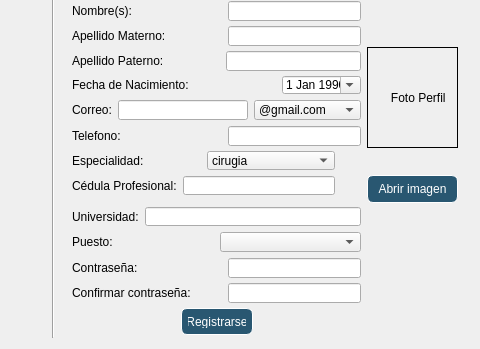
Before: the Qt Designer form mainwindow.ui in Laloses/Hospital, drawn with Qt 5; both pictures show x 374 to 854 and y 134 to 483 of the 854 by 483 pixel window.
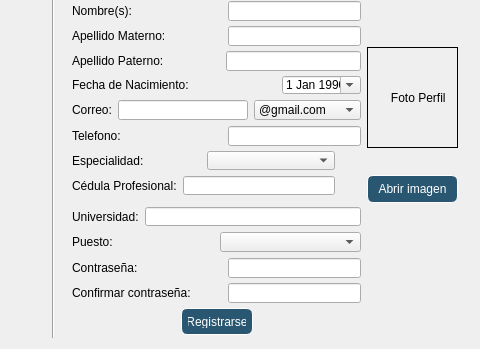
After: the same form once the commit is applied. Icons and pictures are not drawn.

```diff
--- a/mainwindow.ui
+++ b/mainwindow.ui
@@ -809,13 +809,7 @@
                </widget>
               </item>
               <item>
-               <widget class="QComboBox" name="comboBox_especiDoc">
-                <item>
-                 <property name="text">
-                  <string>cirugia</string>
-                 </property>
-                </item>
-               </widget>
+               <widget class="QComboBox" name="comboBox_especiDoc"/>
               </item>
              </layout>
             </item>
```
